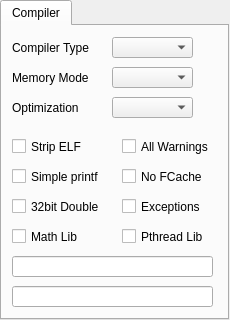
Qt form propside/project.ui (parallaxinc/SimpleIDE) before a commit.
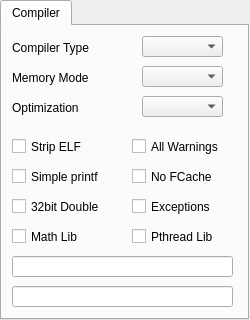
The same form after that commit.

Commit message: Make project window wider to accept 11pt font.

Patch:
```diff
--- a/propside/project.ui
+++ b/propside/project.ui
@@ -6,7 +6,7 @@
    <rect>
     <x>0</x>
     <y>0</y>
-    <width>230</width>
+    <width>250</width>
     <height>320</height>
    </rect>
   </property>
@@ -24,7 +24,7 @@
     <rect>
      <x>0</x>
      <y>0</y>
-     <width>229</width>
+     <width>249</width>
      <height>320</height>
     </rect>
    </property>
@@ -40,7 +40,7 @@
       <rect>
        <x>10</x>
        <y>41</y>
-       <width>81</width>
+       <width>111</width>
        <height>21</height>
       </rect>
      </property>
@@ -51,8 +51,8 @@
     <widget class="QComboBox" name="comboBoxMemoryMode">
      <property name="geometry">
       <rect>
-       <x>110</x>
-       <y>41</y>
+       <x>140</x>
+       <y>40</y>
        <width>81</width>
        <height>21</height>
       </rect>
@@ -63,7 +63,7 @@
       <rect>
        <x>10</x>
        <y>71</y>
-       <width>81</width>
+       <width>111</width>
        <height>21</height>
       </rect>
      </property>
@@ -74,8 +74,8 @@
     <widget class="QComboBox" name="comboBoxOptimization">
      <property name="geometry">
       <rect>
-       <x>110</x>
-       <y>71</y>
+       <x>140</x>
+       <y>70</y>
        <width>81</width>
        <height>21</height>
       </rect>
@@ -86,7 +86,7 @@
       <rect>
        <x>10</x>
        <y>11</y>
-       <width>91</width>
+       <width>111</width>
        <height>21</height>
       </rect>
      </property>
@@ -97,8 +97,8 @@
     <widget class="QComboBox" name="comboBoxCompiler">
      <property name="geometry">
       <rect>
-       <x>110</x>
-       <y>11</y>
+       <x>140</x>
+       <y>10</y>
        <width>81</width>
        <height>21</height>
       </rect>
@@ -133,9 +133,9 @@
     <widget class="QCheckBox" name="checkBoxPthreadLib">
      <property name="geometry">
       <rect>
-       <x>120</x>
+       <x>130</x>
        <y>200</y>
-       <width>101</width>
+       <width>111</width>
        <height>21</height>
       </rect>
      </property>
@@ -159,9 +159,9 @@
     <widget class="QCheckBox" name="checkBoxWarnAll">
      <property name="geometry">
       <rect>
-       <x>120</x>
+       <x>130</x>
        <y>110</y>
-       <width>101</width>
+       <width>111</width>
        <height>21</height>
       </rect>
      </property>
@@ -172,9 +172,9 @@
     <widget class="QCheckBox" name="checkBoxNoFcache">
      <property name="geometry">
       <rect>
-       <x>120</x>
+       <x>130</x>
        <y>140</y>
-       <width>101</width>
+       <width>111</width>
        <height>21</height>
       </rect>
      </property>
@@ -185,9 +185,9 @@
     <widget class="QCheckBox" name="checkBoxExceptions">
      <property name="geometry">
       <rect>
-       <x>120</x>
+       <x>130</x>
        <y>170</y>
-       <width>101</width>
+       <width>111</width>
        <height>21</height>
       </rect>
      </property>
@@ -213,7 +213,7 @@
       <rect>
        <x>10</x>
        <y>230</y>
-       <width>201</width>
+       <width>221</width>
        <height>21</height>
       </rect>
      </property>
@@ -226,7 +226,7 @@
       <rect>
        <x>10</x>
        <y>260</y>
-       <width>201</width>
+       <width>221</width>
        <height>21</height>
       </rect>
      </property>
```
The commit also changes 2 other files.
